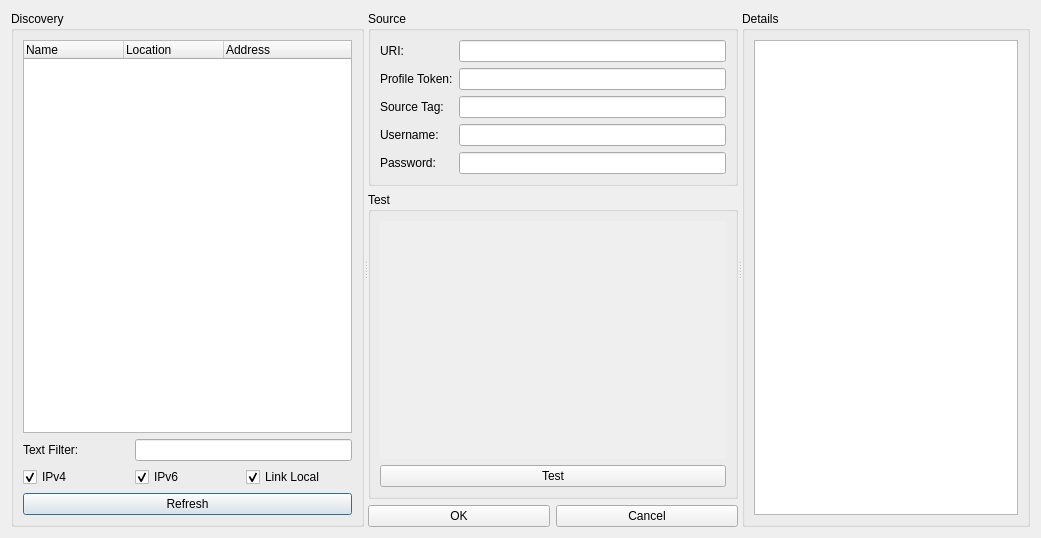
The window that libmonocleclient/managetrackfindonvifdevicewindow.ui (lineCode/Client-2) describes before a commit, drawn with Qt 5.
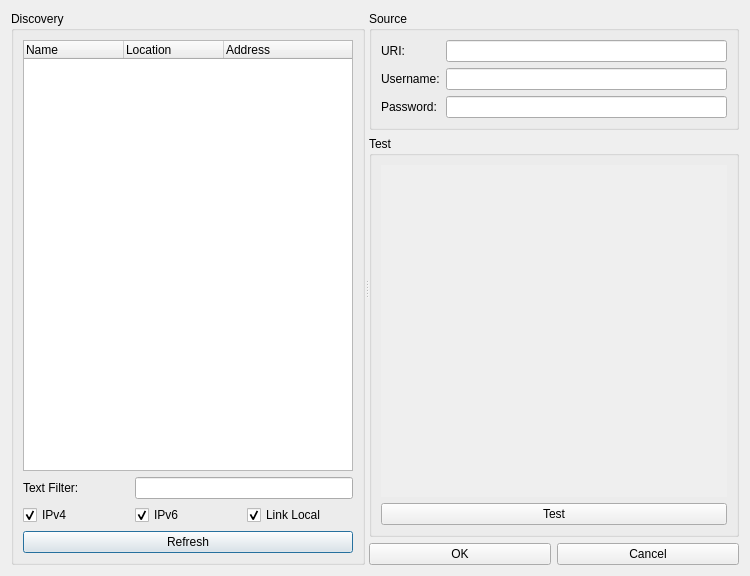
The same window after the commit. Custom widgets are drawn as their Qt base class.

```diff
--- a/libmonocleclient/managetrackfindonvifdevicewindow.ui
+++ b/libmonocleclient/managetrackfindonvifdevicewindow.ui
@@ -6,8 +6,8 @@
    <rect>
     <x>0</x>
     <y>0</y>
-    <width>1041</width>
-    <height>538</height>
+    <width>750</width>
+    <height>576</height>
    </rect>
   </property>
   <property name="windowTitle">
@@ -138,7 +138,7 @@
                  <x>0</x>
                  <y>0</y>
                  <width>351</width>
-                 <height>258</height>
+                 <height>348</height>
                 </rect>
                </property>
                <layout class="QGridLayout" name="gridLayout_12">
@@ -178,6 +178,20 @@
            <layout class="QGridLayout" name="gridLayout_3">
             <item row="2" column="0">
              <layout class="QGridLayout" name="gridLayout_2">
+              <item row="0" column="0">
+               <widget class="QLabel" name="label_4">
+                <property name="text">
+                 <string>URI:</string>
+                </property>
+               </widget>
+              </item>
+              <item row="1" column="0" rowspan="5">
+               <widget class="QLabel" name="label_2">
+                <property name="text">
+                 <string>Username:</string>
+                </property>
+               </widget>
+              </item>
               <item row="0" column="1">
                <widget class="QLineEdit" name="edituri">
                 <property name="toolTip">
@@ -185,61 +199,23 @@
                 </property>
                </widget>
               </item>
-              <item row="2" column="1">
-               <widget class="QLineEdit" name="editsourcetag"/>
-              </item>
-              <item row="1" column="0">
-               <widget class="QLabel" name="label_6">
-                <property name="text">
-                 <string>Profile Token:</string>
-                </property>
-               </widget>
-              </item>
-              <item row="1" column="1">
-               <widget class="QLineEdit" name="editprofiletoken">
-                <property name="toolTip">
-                 <string>The profile to stream, if empty use the default profile</string>
-                </property>
-               </widget>
-              </item>
-              <item row="3" column="1" rowspan="5">
+              <item row="1" column="1" rowspan="5">
                <widget class="QLineEdit" name="editusername"/>
               </item>
-              <item row="3" column="0" rowspan="5">
-               <widget class="QLabel" name="label_2">
-                <property name="text">
-                 <string>Username:</string>
-                </property>
-               </widget>
-              </item>
-              <item row="8" column="1" rowspan="5">
+              <item row="6" column="1" rowspan="5">
                <widget class="QLineEdit" name="editpassword">
                 <property name="echoMode">
                  <enum>QLineEdit::Password</enum>
                 </property>
                </widget>
               </item>
-              <item row="0" column="0">
-               <widget class="QLabel" name="label_4">
-                <property name="text">
-                 <string>URI:</string>
-                </property>
-               </widget>
-              </item>
-              <item row="8" column="0" rowspan="5">
+              <item row="6" column="0" rowspan="5">
                <widget class="QLabel" name="label">
                 <property name="text">
                  <string>Password:</string>
                 </property>
                </widget>
               </item>
-              <item row="2" column="0">
-               <widget class="QLabel" name="label_7">
-                <property name="text">
-                 <string>Source Tag:</string>
-                </property>
-               </widget>
-              </item>
              </layout>
             </item>
            </layout>
@@ -265,31 +241,6 @@
          </item>
         </layout>
        </widget>
-       <widget class="QGroupBox" name="groupBox_3">
-        <property name="title">
-         <string>Details</string>
-        </property>
-        <layout class="QGridLayout" name="gridLayout_8">
-         <item row="0" column="0">
-          <widget class="QTreeWidget" name="treedetails">
-           <property name="minimumSize">
-            <size>
-             <width>250</width>
-             <height>0</height>
-            </size>
-           </property>
-           <attribute name="headerVisible">
-            <bool>false</bool>
-           </attribute>
-           <column>
-            <property name="text">
-             <string notr="true">1</string>
-            </property>
-           </column>
-          </widget>
-         </item>
-        </layout>
-       </widget>
       </widget>
      </item>
     </layout>
```
Left out of the diff: 3 changed lines with no effect on the pictures.
